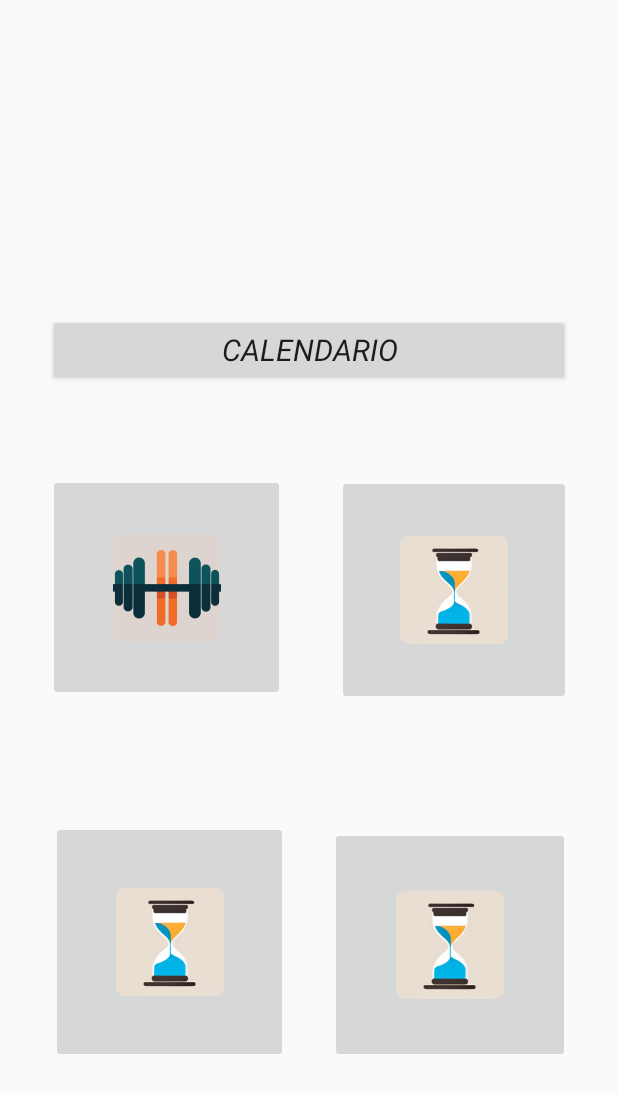
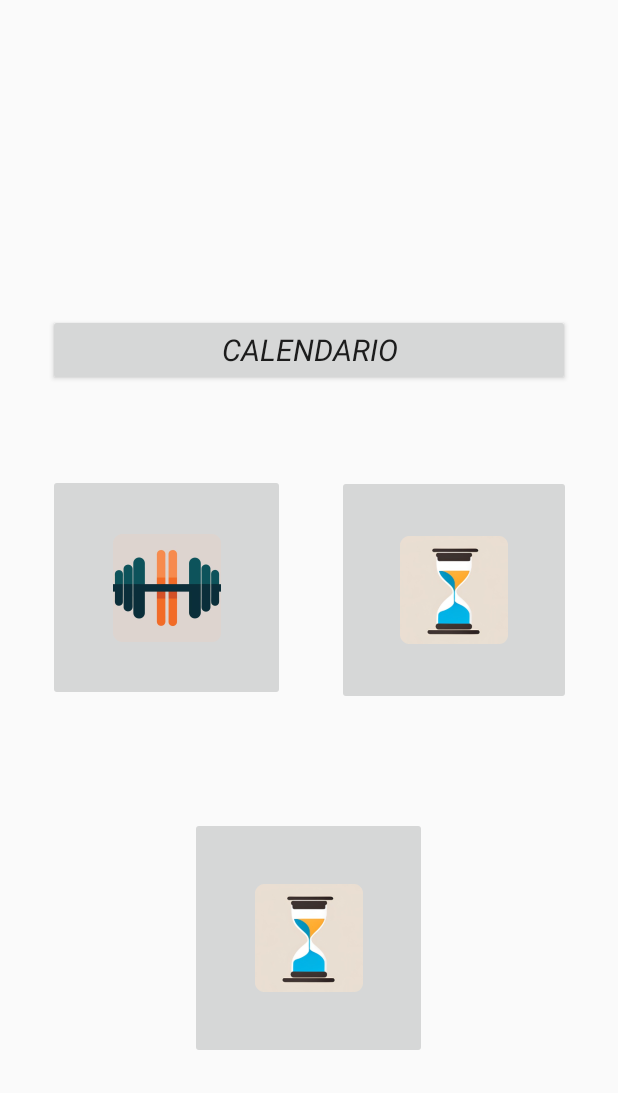
Before and after one commit to mgNNN/android-gestor, an Android app: the layout activity_modulos.xml on its own in the app's theme, with its tools: preview values and no code run, on a phone screen of 412 x 824 dp. Shown: the top 1093 px of the screen. Run offline under Robolectric (Android 15) with nearby library versions, the phone set to English and light mode, and no system bars.

Commit message:
Creando modulo actividad rutinas.

```diff
--- a/app/src/main/AndroidManifest.xml
+++ b/app/src/main/AndroidManifest.xml
@@ -15,6 +15,9 @@
         android:supportsRtl="true"
         android:theme="@style/Theme.AppCompat.DayNight.DarkActionBar"
         tools:targetApi="31">
+        <activity
+            android:name=".RutinaActivity"
+            android:exported="false" />
         <activity
             android:name=".MedicamentoActivity"
             android:exported="false" />
--- a/app/src/main/res/layout/activity_modulos.xml
+++ b/app/src/main/res/layout/activity_modulos.xml
@@ -69,22 +69,10 @@
         android:layout_height="161dp"
         app:layout_constraintBottom_toBottomOf="parent"
         app:layout_constraintEnd_toEndOf="parent"
-        app:layout_constraintHorizontal_bias="0.135"
+        app:layout_constraintHorizontal_bias="0.498"
         app:layout_constraintStart_toStartOf="parent"
         app:layout_constraintTop_toTopOf="parent"
-        app:layout_constraintVertical_bias="0.826"
-        app:srcCompat="@mipmap/icono_app" />
-
-    <ImageButton
-        android:id="@+id/boton_modulos"
-        android:layout_width="160dp"
-        android:layout_height="157dp"
-        app:layout_constraintBottom_toBottomOf="parent"
-        app:layout_constraintEnd_toEndOf="parent"
-        app:layout_constraintHorizontal_bias="0.872"
-        app:layout_constraintStart_toStartOf="parent"
-        app:layout_constraintTop_toTopOf="parent"
-        app:layout_constraintVertical_bias="0.827"
+        app:layout_constraintVertical_bias="0.822"
         app:srcCompat="@mipmap/icono_app" />
 
 </androidx.constraintlayout.widget.ConstraintLayout>
```
Also changed, not shown: app/src/main/java/es/ifp/gestorpersonal/GimnasioActivity.java (+11 -3 lines), app/src/main/java/es/ifp/gestorpersonal/RutinaActivity.java (added, +25 -0 lines), app/src/main/res/layout/activity_gimnasio.xml (+8 -4 lines), app/src/main/res/layout/activity_rutina.xml (added, +48 -0 lines), app/src/main/res/values/strings.xml (+12 -0 lines).
